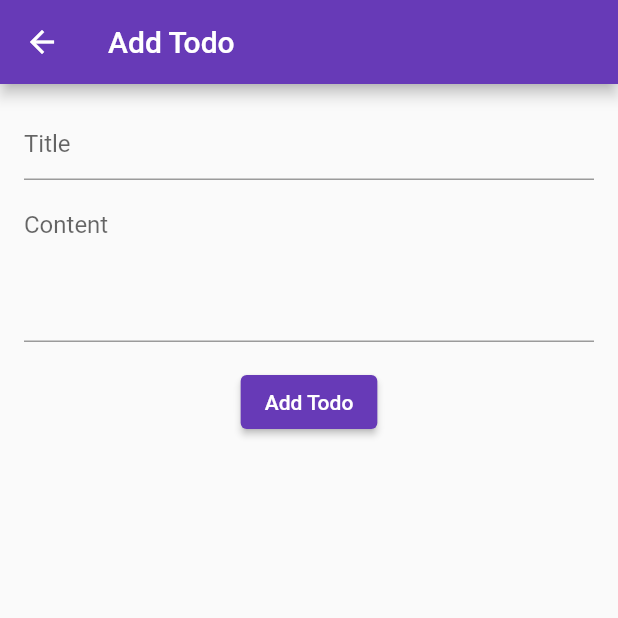
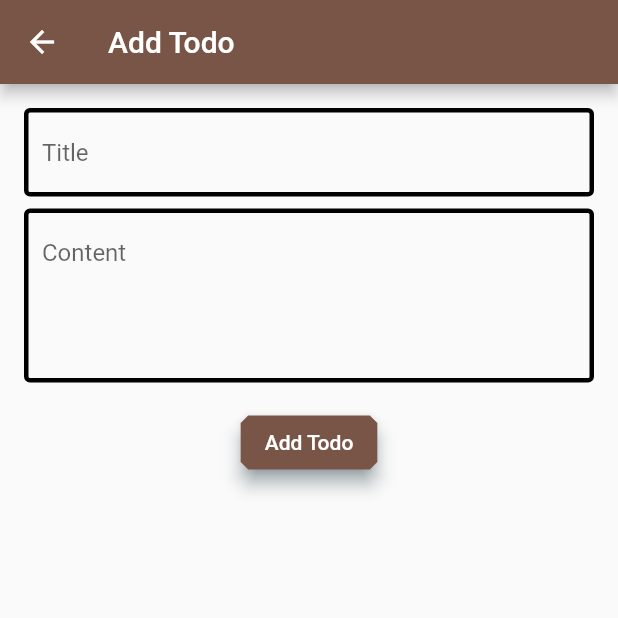
Before and after one commit to GiaSumagang/SemiFinalWrittenExam, a Flutter app: the screen it shows after launch, after a tap on the "add" icon, on a phone screen of 412 x 824 dp, the top half of it. Run offline on Flutter 3.47's test engine with Material 2 defaults, Android fonts, the phone set to English and light mode, and no system bars; our stand-ins replace sqflite; accounts and stored records are empty.

Commit message:
Adding UI and packages

```diff
--- a/lib/main.dart
+++ b/lib/main.dart
@@ -5,7 +5,7 @@ void main() {
   WidgetsFlutterBinding.ensureInitialized();
   runApp(MaterialApp(
     debugShowCheckedModeBanner: false,
-    theme: ThemeData(primarySwatch: Colors.deepPurple),
+    theme: ThemeData(primarySwatch: Colors.brown),
     title: 'MyApp',
     home: const Myhomepage(),
   ));
--- a/lib/model/model.dart
+++ b/lib/model/model.dart
@@ -1,5 +1,3 @@
-import 'package:flutter/cupertino.dart';
-
 class Todo {
   var id;
   String? title;
--- a/lib/pages/form.dart
+++ b/lib/pages/form.dart
@@ -33,6 +33,11 @@ class AddTodoState extends State{
                 controller: titleController,
                 decoration: const InputDecoration(
                   hintText: 'Title',
+                  enabledBorder: OutlineInputBorder(
+                      borderSide: BorderSide(
+                          width: 3, color: Colors.black
+                      )
+                  ),
                 ),
               ),
 
@@ -41,20 +46,34 @@ class AddTodoState extends State{
                 controller: contentController,
                 decoration: const InputDecoration(
                   hintText: 'Content',
+                  enabledBorder: OutlineInputBorder(
+                      borderSide: BorderSide(
+                          width: 3, color: Colors.black
+                      )
+                  ),
                 ),
                 maxLines: 4,
               ),
 
               const SizedBox(height: 16),
               ElevatedButton(
-                child: const Text('Add Todo'),
+                style: ElevatedButton.styleFrom(
+                  backgroundColor: Colors.brown,
+                  foregroundColor: Colors.white,
+                  shadowColor: Colors.blueGrey,
+                  shape: BeveledRectangleBorder(
+                      borderRadius: BorderRadius.circular(5)
+                  ),
+                  elevation: 5,
+                ),
                 onPressed: () async {
-                  var result = await databaseConn.addTodo(Todo.withId(
+                  await databaseConn.addTodo(Todo.withId(
                     title: titleController.text,
                     content: contentController.text,
                   ));
                   Navigator.pop(context, true);
                   },
+                child: const Text('Add Todo'),
               ),
             ],
           ),
--- a/pubspec.yaml
+++ b/pubspec.yaml
@@ -40,6 +40,7 @@ dependencies:
   sqflite: ^2.2.2
   path_provider: ^2.0.11
   path: ^1.8.2
+  floatingpanel: ^1.1.3
 
 
 dev_dependencies:
```
Also changed, not shown: lib/homepage.dart (+9 -8 lines), lib/pages/details.dart (+31 -9 lines), pubspec.lock.
